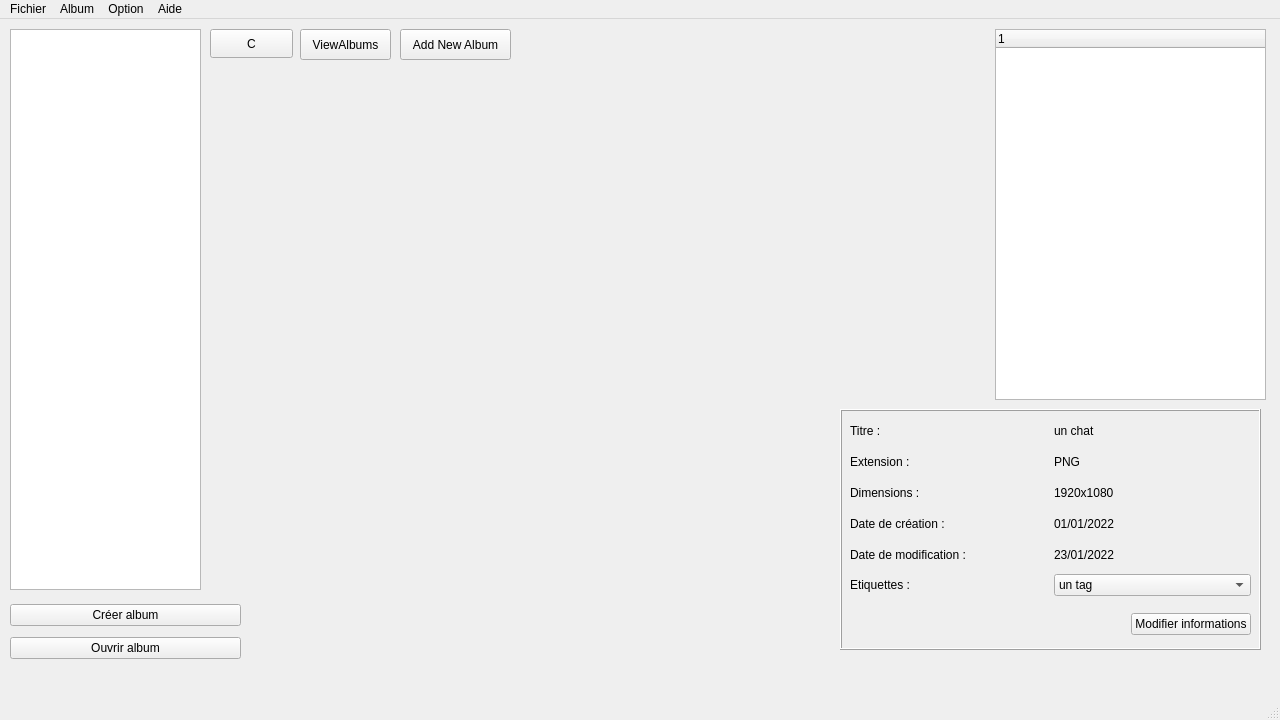
Above: projet/mainwindow.ui from BlackFox3000/M1-IHM-Project before the change. Below: the same form after it.
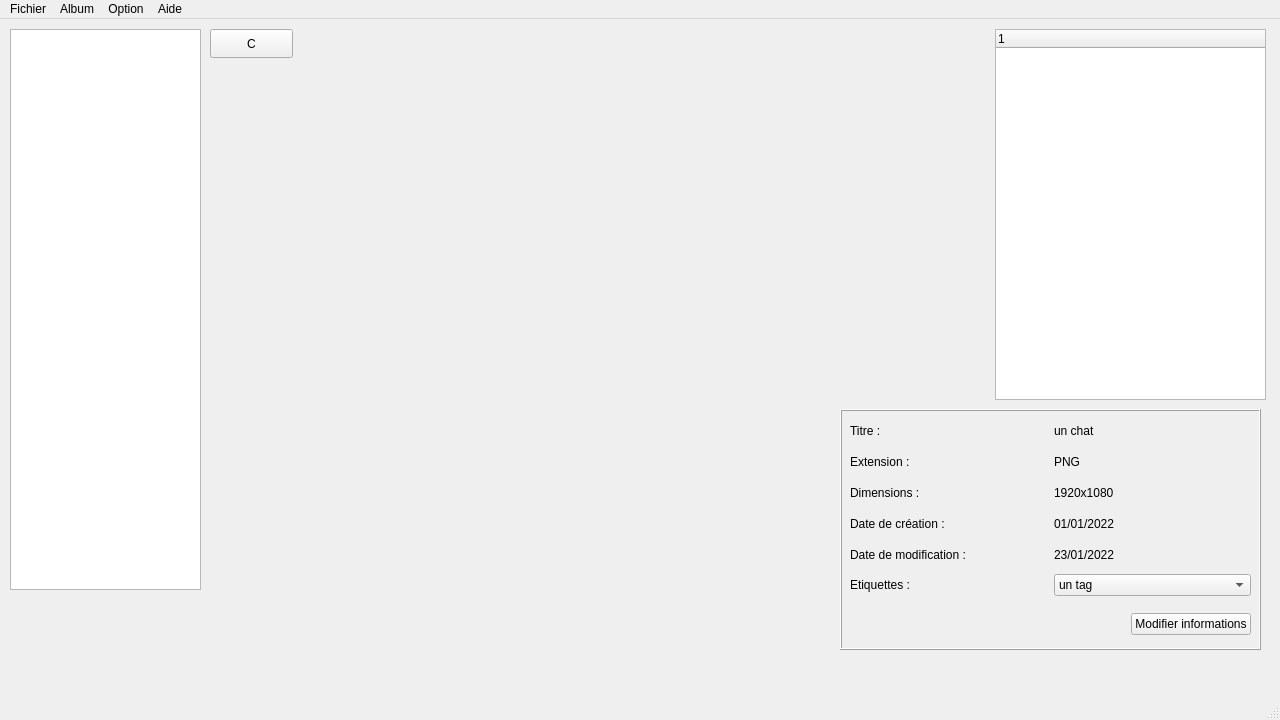
That is the form after the change.

Commit message: suppresion 4 boutons inutile (add album et view album

Diff of the .ui file:
```diff
--- a/projet/mainwindow.ui
+++ b/projet/mainwindow.ui
@@ -52,58 +52,6 @@
      <string>C</string>
     </property>
    </widget>
-   <widget class="QWidget" name="layoutWidget">
-    <property name="geometry">
-     <rect>
-      <x>10</x>
-      <y>580</y>
-      <width>231</width>
-      <height>67</height>
-     </rect>
-    </property>
-    <layout class="QVBoxLayout" name="verticalLayout">
-     <item>
-      <widget class="QPushButton" name="button_creer_album">
-       <property name="text">
-        <string>Créer album</string>
-       </property>
-      </widget>
-     </item>
-     <item>
-      <widget class="QPushButton" name="button_ouvrir_album">
-       <property name="text">
-        <string>Ouvrir album</string>
-       </property>
-      </widget>
-     </item>
-    </layout>
-   </widget>
-   <widget class="QPushButton" name="ViewAlbums">
-    <property name="geometry">
-     <rect>
-      <x>300</x>
-      <y>10</y>
-      <width>91</width>
-      <height>31</height>
-     </rect>
-    </property>
-    <property name="text">
-     <string>ViewAlbums</string>
-    </property>
-   </widget>
-   <widget class="QPushButton" name="insertAlbumSQL">
-    <property name="geometry">
-     <rect>
-      <x>400</x>
-      <y>10</y>
-      <width>111</width>
-      <height>31</height>
-     </rect>
-    </property>
-    <property name="text">
-     <string>Add New Album</string>
-    </property>
-   </widget>
    <widget class="QFrame" name="frame_2">
     <property name="geometry">
      <rect>
@@ -243,7 +191,7 @@
       </item>
      </layout>
     </widget>
-    <widget class="QWidget" name="">
+    <widget class="QWidget" name="layoutWidget">
      <property name="geometry">
       <rect>
        <x>10</x>
```
Left out of the diff: 2 changed lines with no effect on the pictures. The commit also changes 2 other files.
